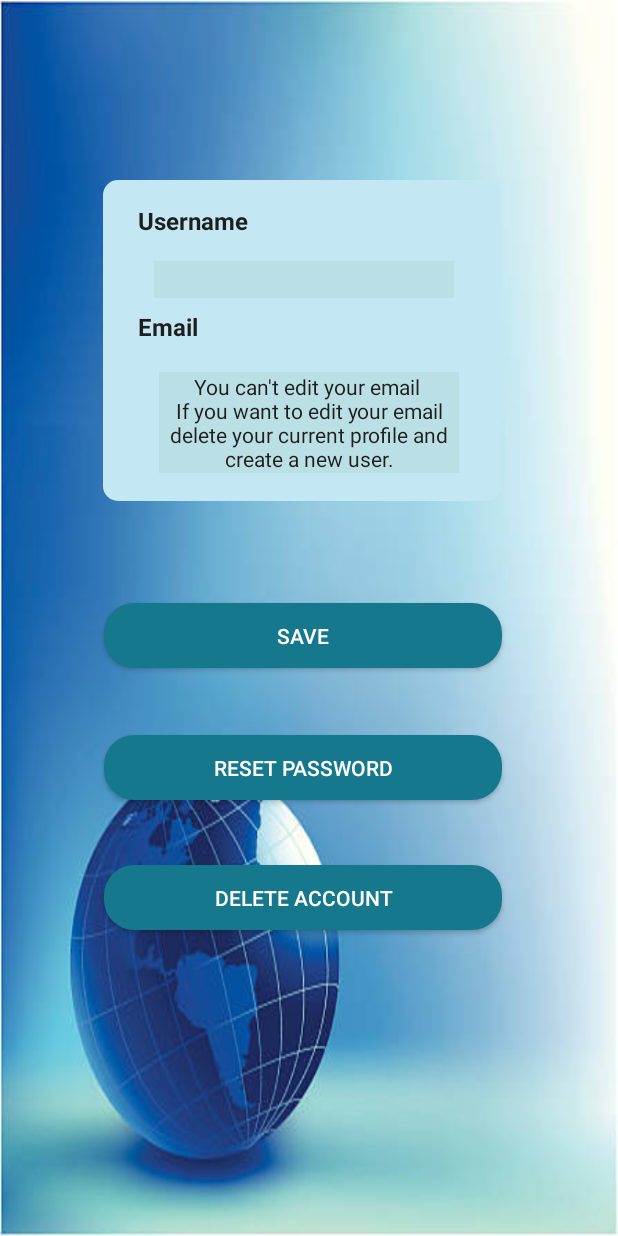
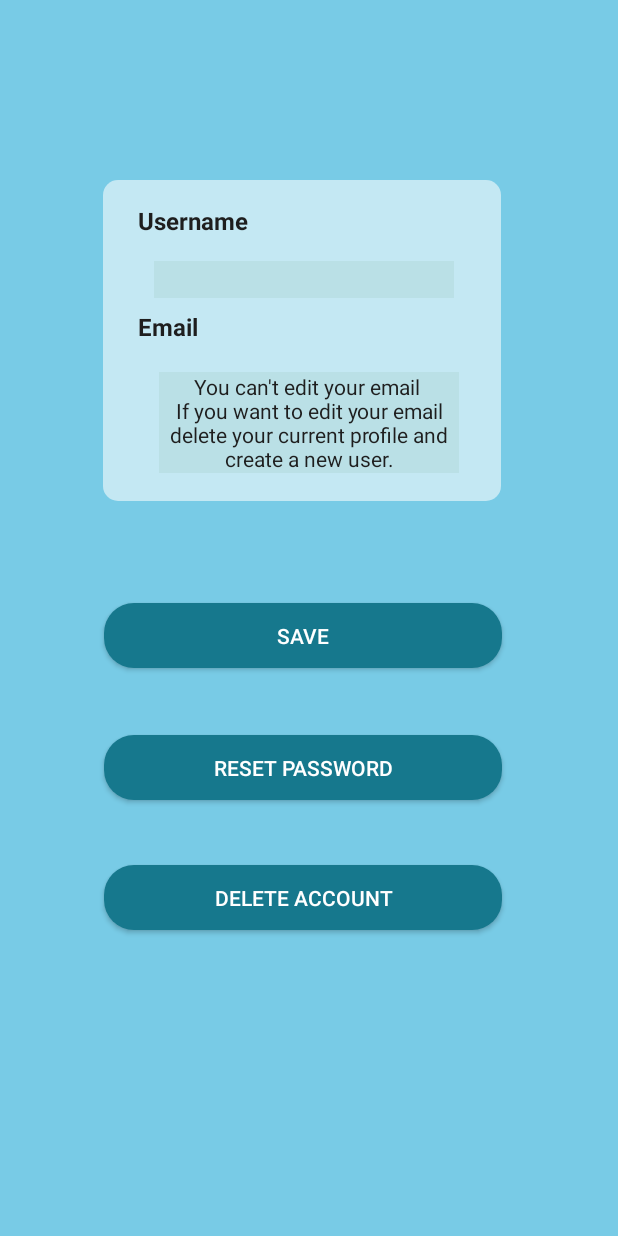
Before and after one commit to GunawardaneKC/MadProject_SmartEmp, an Android app: the ClientAuthEdit screen opened directly, with no data from a screen before it, on a phone screen of 412 x 824 dp. Run offline under Robolectric (Android 15) with nearby library versions, the light colour scheme and no system bars; our stand-ins replace Firebase (no records; nobody signed in at launch, a user with empty details on screens opened directly).

Commit message:
vacancy Lobby

```diff
--- a/app/src/main/res/layout/activity_client_auth_edit.xml
+++ b/app/src/main/res/layout/activity_client_auth_edit.xml
@@ -4,7 +4,7 @@
     xmlns:tools="http://schemas.android.com/tools"
     android:layout_width="match_parent"
     android:layout_height="match_parent"
-    android:background="@drawable/backgroundimageworld"
+    android:background="@color/LBlue"
     tools:context=".ClientAuthEdit">
 
 
--- a/app/src/main/res/layout/activity_freelancer_auth_edit.xml
+++ b/app/src/main/res/layout/activity_freelancer_auth_edit.xml
@@ -4,7 +4,7 @@
     xmlns:tools="http://schemas.android.com/tools"
     android:layout_width="match_parent"
     android:layout_height="match_parent"
-    android:background="@drawable/backgroundimageworld"
+    android:background="@color/LBlue"
     tools:context=".ClientAuthEdit">
 
 
```
